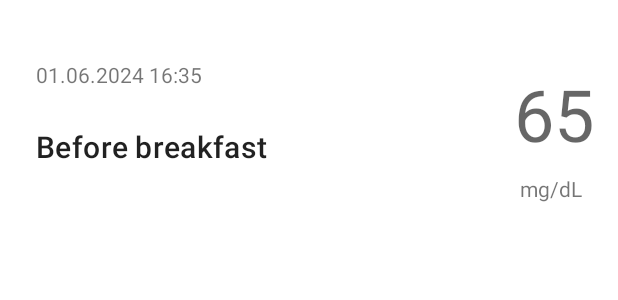
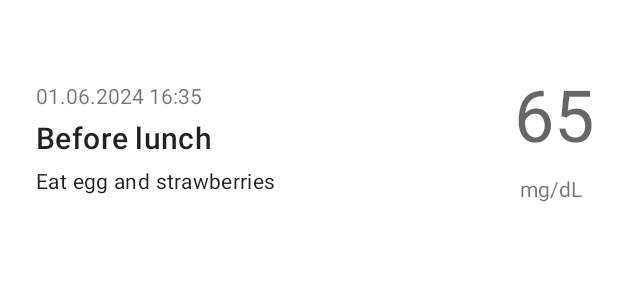
Before and after one commit to AlexKubrick/DiabetesApp, an Android app: the layout list_item_journal.xml on its own in the app's theme, with its tools: preview values and no code run, on a phone screen of 412 x 824 dp. Shown: the top 300 px of the screen. Run offline under Robolectric (Android 15) with nearby library versions, the phone set to English and light mode, and no system bars.

Commit message:
made few correction bound with MeasuredTimePicker, remade adapter item

```diff
--- a/app/src/main/res/layout/list_item_journal.xml
+++ b/app/src/main/res/layout/list_item_journal.xml
@@ -18,16 +18,27 @@
         tools:text="01.06.2024 16:35" />
 
     <TextView
+        android:id="@+id/tMeasurementTime"
+        android:layout_width="0dp"
+        android:layout_height="wrap_content"
+        android:layout_marginStart="24dp"
+        android:textAppearance="@style/TextAppearance.MaterialComponents.Headline6"
+        app:layout_constraintBottom_toTopOf="@id/tDescription"
+        app:layout_constraintStart_toStartOf="parent"
+        app:layout_constraintTop_toBottomOf="@+id/tDate"
+        tools:text="Before lunch" />
+
+    <TextView
         android:id="@+id/tDescription"
         android:layout_width="0dp"
         android:layout_height="wrap_content"
         android:layout_marginStart="24dp"
         android:layout_marginBottom="16dp"
-        android:textAppearance="@style/TextAppearance.MaterialComponents.Headline6"
+        android:textAppearance="@style/TextAppearance.MaterialComponents.Body2"
         app:layout_constraintBottom_toBottomOf="parent"
         app:layout_constraintStart_toStartOf="parent"
-        app:layout_constraintTop_toBottomOf="@+id/tDate"
-        tools:text="Before breakfast" />
+        app:layout_constraintTop_toBottomOf="@id/tMeasurementTime"
+        tools:text="Eat egg and strawberries" />
 
     <TextView
         android:id="@+id/tSugarLevel"
```
Also changed, not shown: app/src/main/java/ru/alexkubrick/android/diabetesapp/presentation/dateDetail/DataDetailFragment.kt (+9 -4 lines), app/src/main/java/ru/alexkubrick/android/diabetesapp/presentation/dateDetail/MeasurementTimeDialog.kt (+14 -8 lines), app/src/main/java/ru/alexkubrick/android/diabetesapp/presentation/main/adapter/JournalListAdapter.kt (+26 -1 lines), app/src/main/res/values/measurement_time.xml (added, +15 -0 lines), app/src/main/java/ru/alexkubrick/android/diabetesapp/presentation/main/adapter/SugarData.kt (line endings or trailing spaces).
